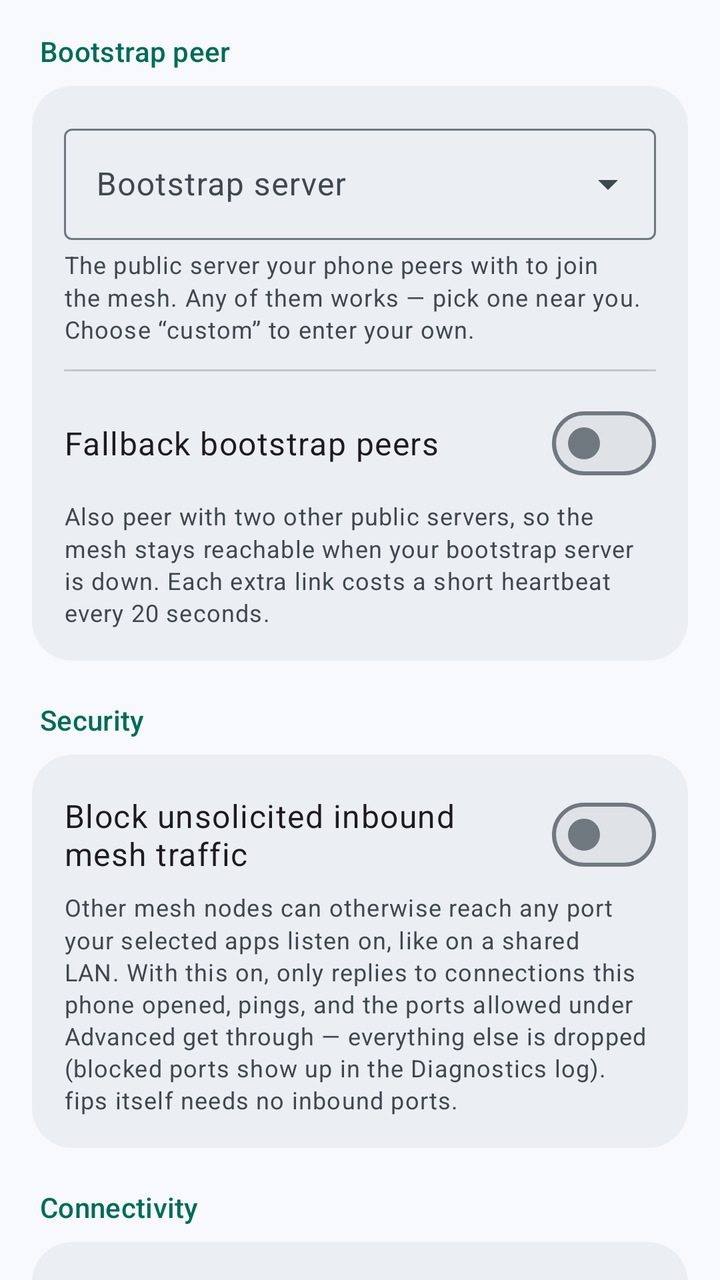
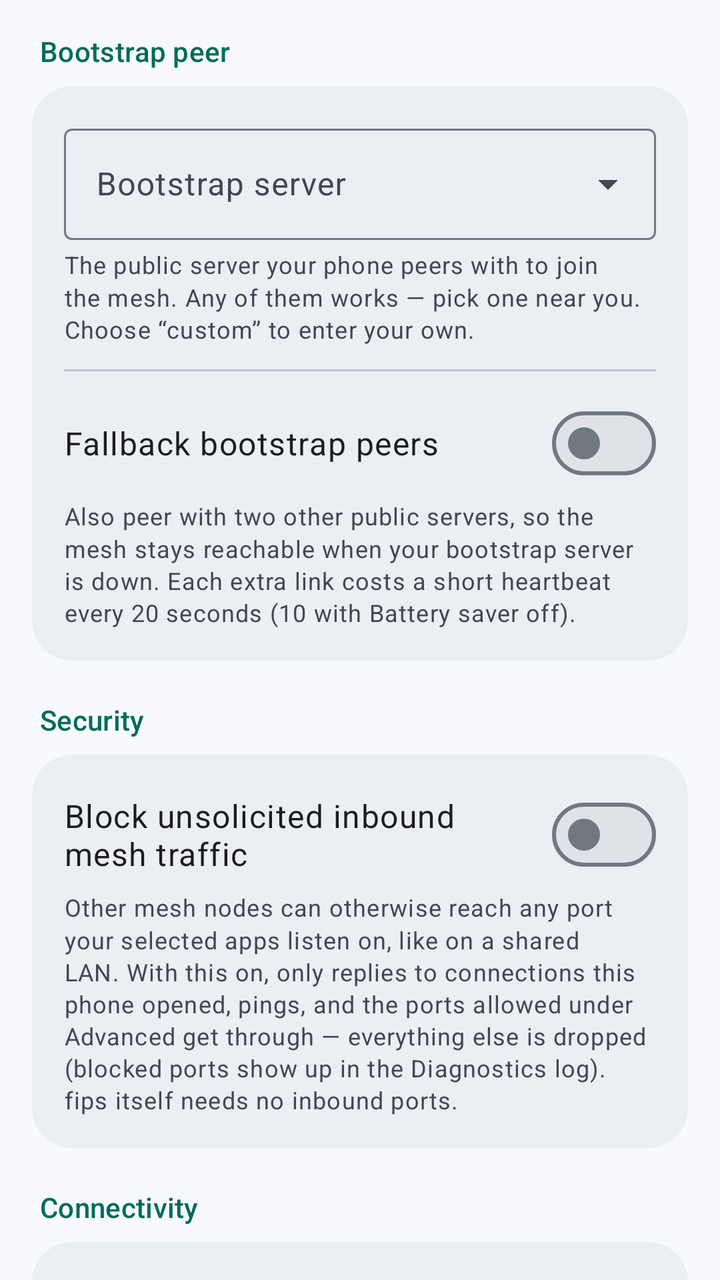

An Android layout rendered at two revisions. The XML below is the earlier revision; the diff shows what the commit changed to produce the second picture.
<!-- AndroidManifest.xml: application theme Theme.Fips -->
<!-- res/layout/fragment_settings.xml -->
<?xml version="1.0" encoding="utf-8"?>
<FrameLayout xmlns:android="http://schemas.android.com/apk/res/android"
    xmlns:app="http://schemas.android.com/apk/res-auto"
    android:layout_width="match_parent"
    android:layout_height="match_parent">

<androidx.core.widget.NestedScrollView
    android:layout_width="match_parent"
    android:layout_height="match_parent"
    android:clipToPadding="false"
    android:paddingHorizontal="16dp"
    android:paddingTop="8dp"
    android:paddingBottom="168dp">

    <LinearLayout
        android:layout_width="match_parent"
        android:layout_height="wrap_content"
        android:orientation="vertical">

        
        <TextView style="@style/SettingsHeader" android:text="Bootstrap peer" />
        <com.google.android.material.card.MaterialCardView style="@style/Widget.Fips.Card">
            <LinearLayout
                android:layout_width="match_parent"
                android:layout_height="wrap_content"
                android:orientation="vertical"
                android:padding="16dp">
                <com.google.android.material.textfield.TextInputLayout
                    style="@style/Widget.Material3.TextInputLayout.OutlinedBox.ExposedDropdownMenu"
                    android:layout_width="match_parent"
                    android:layout_height="wrap_content"
                    android:hint="Bootstrap server">
                    <com.google.android.material.textfield.MaterialAutoCompleteTextView
                        android:id="@+id/bootstrap_server"
                        android:layout_width="match_parent"
                        android:layout_height="wrap_content"
                        android:inputType="none" />
                </com.google.android.material.textfield.TextInputLayout>
                <TextView
                    style="@style/Widget.Fips.Summary"
                    android:text="The public server your phone peers with to join the mesh. Any of them works — pick one near you. Choose “custom” to enter your own." />

                
                <LinearLayout
                    android:id="@+id/custom_peer_group"
                    android:layout_width="match_parent"
                    android:layout_height="wrap_content"
                    android:orientation="vertical"
                    android:visibility="gone">
                    <com.google.android.material.textfield.TextInputLayout
                        style="@style/Widget.Material3.TextInputLayout.OutlinedBox"
                        android:layout_width="match_parent"
                        android:layout_height="wrap_content"
                        android:layout_marginTop="12dp"
                        android:hint="Peer npub">
                        <com.google.android.material.textfield.TextInputEditText
                            android:id="@+id/peer_npub"
                            android:layout_width="match_parent"
                            android:layout_height="wrap_content"
                            android:inputType="text" />
                    </com.google.android.material.textfield.TextInputLayout>
                    <com.google.android.material.textfield.TextInputLayout
                        style="@style/Widget.Material3.TextInputLayout.OutlinedBox"
                        android:layout_width="match_parent"
                        android:layout_height="wrap_content"
                        android:layout_marginTop="8dp"
                        android:hint="Peer endpoint (host:port)">
                        <com.google.android.material.textfield.TextInputEditText
                            android:id="@+id/peer_endpoint"
                            android:layout_width="match_parent"
                            android:layout_height="wrap_content"
                            android:inputType="text" />
                    </com.google.android.material.textfield.TextInputLayout>
                    <com.google.android.material.textfield.TextInputLayout
                        style="@style/Widget.Material3.TextInputLayout.OutlinedBox.ExposedDropdownMenu"
                        android:layout_width="match_parent"
                        android:layout_height="wrap_content"
                        android:layout_marginTop="8dp"
                        android:hint="Transport">
                        <com.google.android.material.textfield.MaterialAutoCompleteTextView
                            android:id="@+id/peer_transport"
                            android:layout_width="match_parent"
                            android:layout_height="wrap_content"
                            android:inputType="none"
                            app:simpleItems="@array/peer_transports" />
                    </com.google.android.material.textfield.TextInputLayout>
                </LinearLayout>

                <View style="@style/Widget.Fips.Divider" />
                <com.google.android.material.materialswitch.MaterialSwitch
                    android:id="@+id/bootstrap_fallbacks"
                    style="@style/Widget.Fips.SettingSwitch"
                    android:text="Fallback bootstrap peers" />
                <TextView
                    style="@style/Widget.Fips.Summary"
                    android:text="Also peer with two other public servers, so the mesh stays reachable when your bootstrap server is down. Each extra link costs a short heartbeat every 20 seconds." />
            </LinearLayout>
        </com.google.android.material.card.MaterialCardView>

        <TextView style="@style/SettingsHeader" android:text="Security" />
        <com.google.android.material.card.MaterialCardView style="@style/Widget.Fips.Card">
            <LinearLayout
                android:layout_width="match_parent"
                android:layout_height="wrap_content"
                android:orientation="vertical"
                android:padding="16dp">
                <com.google.android.material.materialswitch.MaterialSwitch
                    android:id="@+id/inbound_filter"
                    style="@style/Widget.Fips.SettingSwitch"
                    android:text="Block unsolicited inbound mesh traffic" />
                <TextView
                    style="@style/Widget.Fips.Summary"
                    android:text="Other mesh nodes can otherwise reach any port your selected apps listen on, like on a shared LAN. With this on, only replies to connections this phone opened, pings, and the ports allowed under Advanced get through — everything else is dropped (blocked ports show up in the Diagnostics log). fips itself needs no inbound ports." />
            </LinearLayout>
        </com.google.android.material.card.MaterialCardView>

        <TextView style="@style/SettingsHeader" android:text="Connectivity" />
        <com.google.android.material.card.MaterialCardView style="@style/Widget.Fips.Card">
            <LinearLayout
                android:layout_width="match_parent"
                android:layout_height="wrap_content"
                android:orientation="vertical"
                android:padding="16dp">
                <com.google.android.material.materialswitch.MaterialSwitch
                    android:id="@+id/lan_mdns"
                    style="@style/Widget.Fips.SettingSwitch"
                    android:text="LAN discovery (mDNS)" />
                <TextView
                    style="@style/Widget.Fips.Summary"
                    android:text="Finds nearby fips peers on your Wi-Fi for instant local connections. While on, your Wi-Fi chip stops filtering broadcast chatter from other devices (TVs, speakers, printers), and each message briefly wakes the phone — on a busy home network this costs noticeably more battery. No effect when off or on mobile data." />
                <View style="@style/Widget.Fips.Divider" />
                <com.google.android.material.materialswitch.MaterialSwitch
                    android:id="@+id/nostr_discovery"
                    style="@style/Widget.Fips.SettingSwitch"
                    android:text="Discover peers via Nostr" />
                <TextView
                    style="@style/Widget.Fips.Summary"
                    android:text="Also link to a few nodes that announce themselves on the Nostr relays, not only the bootstrap servers — the mesh then stays reachable even with every bootstrap server down. Capped at three extra links; each is a short heartbeat every 20 seconds." />
                <View style="@style/Widget.Fips.Divider" />
                <com.google.android.material.materialswitch.MaterialSwitch
                    android:id="@+id/hotspot"
                    style="@style/Widget.Fips.SettingSwitch"
                    android:text="FIPS Hotspot (!FIPS)" />
                <TextView
                    style="@style/Widget.Fips.Summary"
                    android:text="While connected, automatically joins nearby open hotspots named “!FIPS” — anywhere — and looks for fips peers there. Internet stays on your normal network. Needs the location permission (asked when enabling): Android hides Wi-Fi names without it. When you are already on another Wi-Fi, dual-Wi-Fi phones additionally join “!FIPS” as a second, local-only connection (one-time approval per hotspot). Requires Android 10+, full auto-join Android 12+." />
            </LinearLayout>
        </com.google.android.material.card.MaterialCardView>

        <TextView style="@style/SettingsHeader" android:text="Power &amp; updates" />
        <com.google.android.material.card.MaterialCardView style="@style/Widget.Fips.Card">
            <LinearLayout
                android:layout_width="match_parent"
                android:layout_height="wrap_content"
                android:orientation="vertical"
                android:padding="16dp">
                <com.google.android.material.materialswitch.MaterialSwitch
                    android:id="@+id/battery_saver"
                    style="@style/Widget.Fips.SettingSwitch"
                    android:text="Battery saver (relaxed timers)" />
                <TextView
                    style="@style/Widget.Fips.Summary"
                    android:text="Slows the mesh's background timers and heartbeats, cutting idle CPU and radio wakeups. Peers notice a dropped link a little later. Recommended on phones." />
                <View style="@style/Widget.Fips.Divider" />
                <com.google.android.material.materialswitch.MaterialSwitch
                    android:id="@+id/auto_update"
                    style="@style/Widget.Fips.SettingSwitch"
                    android:text="Check for updates on start" />
                <TextView
                    style="@style/Widget.Fips.Summary"
                    android:text="Looks for a new release on GitHub each time the app opens and offers to install it (or postpone). Downloads are verified against the release checksum, and installing keeps your identity and settings. When off, updates are still available manually via Diagnostics → Check for updates." />
            </LinearLayout>
        </com.google.android.material.card.MaterialCardView>

        
        <com.google.android.material.card.MaterialCardView
            style="@style/Widget.Fips.Card"
            android:layout_marginTop="12dp">

            <LinearLayout
                android:layout_width="match_parent"
                android:layout_height="wrap_content"
                android:orientation="vertical">

                <LinearLayout
                    android:id="@+id/advanced_header"
                    android:layout_width="match_parent"
                    android:layout_height="wrap_content"
                    android:background="?attr/selectableItemBackground"
                    android:baselineAligned="false"
                    android:clickable="true"
                    android:focusable="true"
                    android:gravity="center_vertical"
                    android:minHeight="64dp"
                    android:orientation="horizontal"
                    android:paddingHorizontal="16dp">

                    <LinearLayout
                        android:layout_width="0dp"
                        android:layout_height="wrap_content"
                        android:layout_weight="1"
                        android:orientation="vertical">

                        <TextView
                            style="@style/Widget.Fips.CardTitle"
                            android:text="Advanced" />

                        <TextView
                            style="@style/Widget.Fips.Summary"
                            android:layout_marginTop="2dp"
                            android:text="Defaults are fine for normal use. Change these only if you know why." />
                    </LinearLayout>

                    <ImageView
                        android:id="@+id/advanced_chevron"
                        android:layout_width="24dp"
                        android:layout_height="24dp"
                        android:layout_marginStart="8dp"
                        android:contentDescription="Expand advanced settings"
                        android:src="@drawable/ic_expand_more"
                        app:tint="?attr/colorOnSurfaceVariant" />
                </LinearLayout>

                <LinearLayout
                    android:id="@+id/advanced_content"
                    android:layout_width="match_parent"
                    android:layout_height="wrap_content"
                    android:orientation="vertical"
                    android:paddingHorizontal="16dp"
                    android:paddingTop="4dp"
                    android:paddingBottom="16dp"
                    android:visibility="gone">

                    <TextView style="@style/SettingsSubHeader" android:text="Inbound firewall" />
                    <com.google.android.material.textfield.TextInputLayout
                        style="@style/Widget.Material3.TextInputLayout.OutlinedBox"
                        android:layout_width="match_parent"
                        android:layout_height="wrap_content"
                        android:hint="Allowed inbound ports">
                        <com.google.android.material.textfield.TextInputEditText
                            android:id="@+id/inbound_ports"
                            android:layout_width="match_parent"
                            android:layout_height="wrap_content"
                            android:inputType="text" />
                    </com.google.android.material.textfield.TextInputLayout>
                    <TextView
                        style="@style/Widget.Fips.Summary"
                        android:text="Comma-separated, e.g. 22, 8080. Blank allows none." />
                    <View style="@style/Widget.Fips.Divider" />
                    <TextView style="@style/SettingsSubHeader" android:text="Performance" />
                    <com.google.android.material.materialswitch.MaterialSwitch
                        android:id="@+id/forward_clearnet"
                        style="@style/Widget.Fips.SettingSwitch"
                        android:text="Forward non-mesh traffic (split tunnel)" />
                    <TextView
                        style="@style/Widget.Fips.Summary"
                        android:text="Keeps normal internet working in the apps you selected. Turning this off leaves them with mesh access only." />
                    <com.google.android.material.textfield.TextInputLayout
                        style="@style/Widget.Material3.TextInputLayout.OutlinedBox"
                        android:layout_width="match_parent"
                        android:layout_height="wrap_content"
                        android:layout_marginTop="12dp"
                        android:hint="Worker threads (encrypt/decrypt)">
                        <com.google.android.material.textfield.TextInputEditText
                            android:id="@+id/worker_threads"
                            android:layout_width="match_parent"
                            android:layout_height="wrap_content"
                            android:inputType="number" />
                    </com.google.android.material.textfield.TextInputLayout>
                    <View style="@style/Widget.Fips.Divider" />
                    <TextView style="@style/SettingsSubHeader" android:text="Logging" />
                    <com.google.android.material.textfield.TextInputLayout
                        style="@style/Widget.Material3.TextInputLayout.OutlinedBox.ExposedDropdownMenu"
                        android:layout_width="match_parent"
                        android:layout_height="wrap_content"
                        android:hint="Log level">
                        <com.google.android.material.textfield.MaterialAutoCompleteTextView
                            android:id="@+id/log_level"
                            android:layout_width="match_parent"
                            android:layout_height="wrap_content"
                            android:inputType="none"
                            app:simpleItems="@array/log_levels" />
                    </com.google.android.material.textfield.TextInputLayout>
                </LinearLayout>
            </LinearLayout>
        </com.google.android.material.card.MaterialCardView>
    </LinearLayout>
</androidx.core.widget.NestedScrollView>

    
    <com.google.android.material.floatingactionbutton.ExtendedFloatingActionButton
        android:id="@+id/save"
        android:layout_width="wrap_content"
        android:layout_height="wrap_content"
        android:layout_gravity="bottom|end"
        android:layout_marginEnd="16dp"
        android:layout_marginBottom="96dp"
        android:text="Save changes"
        android:visibility="gone" />
</FrameLayout>
<!-- resources referenced by this layout -->
<resources>
  <string-array name="log_levels">
          <item>error</item>
          <item>warn</item>
          <item>info</item>
          <item>debug</item>
          <item>trace</item>
      </string-array>
  <string-array name="peer_transports">
          <item>udp</item>
          <item>tcp</item>
      </string-array>
  <style name="SettingsSubHeader" parent="">
          <item name="android:layout_width">wrap_content</item>
          <item name="android:layout_height">wrap_content</item>
          <item name="android:paddingBottom">8dp</item>
          <item name="android:textAppearance">?attr/textAppearanceTitleSmall</item>
          <item name="android:textColor">?attr/colorOnSurfaceVariant</item>
      </style>
  <style name="Widget.Fips.Card" parent="Widget.Material3.CardView.Filled">
          <item name="android:layout_width">match_parent</item>
          <item name="android:layout_height">wrap_content</item>
          <item name="android:layout_marginBottom">12dp</item>
          <item name="cardBackgroundColor">?attr/colorSurfaceContainer</item>
          <item name="cardCornerRadius">20dp</item>
      </style>
  <style name="Widget.Fips.CardTitle" parent="">
          <item name="android:layout_width">wrap_content</item>
          <item name="android:layout_height">wrap_content</item>
          <item name="android:textAppearance">?attr/textAppearanceTitleMedium</item>
          <item name="android:textColor">?attr/colorOnSurface</item>
      </style>
  <style name="Widget.Fips.Divider" parent="">
          <item name="android:layout_width">match_parent</item>
          <item name="android:layout_height">1dp</item>
          <item name="android:layout_marginVertical">12dp</item>
          <item name="android:background">?attr/colorOutlineVariant</item>
      </style>
  <style name="Widget.Fips.SettingSwitch" parent="Widget.Material3.CompoundButton.MaterialSwitch">
          <item name="android:layout_width">match_parent</item>
          <item name="android:layout_height">wrap_content</item>
          <item name="android:minHeight">48dp</item>
          <item name="android:textAppearance">?attr/textAppearanceBodyLarge</item>
      </style>
  <style name="Theme.Fips" parent="Base.Theme.Fips" />
  <color name="fips_primary">#006B5A</color>
  <color name="fips_on_primary">#FFFFFF</color>
  <color name="fips_primary_container">#9EF2DC</color>
  <color name="fips_on_primary_container">#00201A</color>
  <color name="fips_inverse_primary">#82D5C0</color>
  <color name="fips_secondary">#4B635B</color>
  <color name="fips_on_secondary">#FFFFFF</color>
  <color name="fips_secondary_container">#CDE8DE</color>
  <color name="fips_on_secondary_container">#072019</color>
  <color name="fips_tertiary">#426277</color>
  <color name="fips_on_tertiary">#FFFFFF</color>
  <color name="fips_tertiary_container">#C7E7FF</color>
  <color name="fips_on_tertiary_container">#001E2E</color>
  <color name="fips_error">#BA1A1A</color>
  <color name="fips_on_error">#FFFFFF</color>
  <color name="fips_error_container">#FFDAD6</color>
  <color name="fips_on_error_container">#410002</color>
  <color name="fips_surface">#F7F9FC</color>
  <color name="fips_on_surface">#171C22</color>
  <color name="fips_surface_variant">#DCE3EA</color>
  <color name="fips_on_surface_variant">#40484F</color>
  <color name="fips_outline">#707880</color>
  <color name="fips_outline_variant">#C0C7CF</color>
  <color name="fips_inverse_surface">#2C3137</color>
  <color name="fips_inverse_on_surface">#EEF1F6</color>
  <color name="fips_surface_dim">#D7DADF</color>
  <color name="fips_surface_bright">#F7F9FC</color>
  <color name="fips_surface_container_lowest">#FFFFFF</color>
  <color name="fips_surface_container_low">#F1F4F8</color>
  <color name="fips_surface_container">#EBEEF3</color>
  <color name="fips_surface_container_high">#E5E8ED</color>
  <color name="fips_surface_container_highest">#DFE3E8</color>
  <!-- unchanged entries left out for length: 4 -->
</resources>

<!-- the commit's change to res/layout/fragment_settings.xml (unified diff, before → after) -->
@@ -93,7 +93,7 @@
                     android:text="Fallback bootstrap peers" />
                 <TextView
                     style="@style/Widget.Fips.Summary"
-                    android:text="Also peer with two other public servers, so the mesh stays reachable when your bootstrap server is down. Each extra link costs a short heartbeat every 20 seconds." />
+                    android:text="Also peer with two other public servers, so the mesh stays reachable when your bootstrap server is down. Each extra link costs a short heartbeat every 20 seconds (10 with Battery saver off)." />
             </LinearLayout>
         </com.google.android.material.card.MaterialCardView>
 
@@ -133,9 +133,10 @@
                     android:id="@+id/nostr_discovery"
                     style="@style/Widget.Fips.SettingSwitch"
                     android:text="Discover peers via Nostr" />
-                <TextView
-                    style="@style/Widget.Fips.Summary"
-                    android:text="Also link to a few nodes that announce themselves on the Nostr relays, not only the bootstrap servers — the mesh then stays reachable even with every bootstrap server down. Capped at three extra links; each is a short heartbeat every 20 seconds." />
+                
+                <TextView
+                    android:id="@+id/nostr_discovery_summary"
+                    style="@style/Widget.Fips.Summary" />
                 <View style="@style/Widget.Fips.Divider" />
                 <com.google.android.material.materialswitch.MaterialSwitch
                     android:id="@+id/hotspot"
